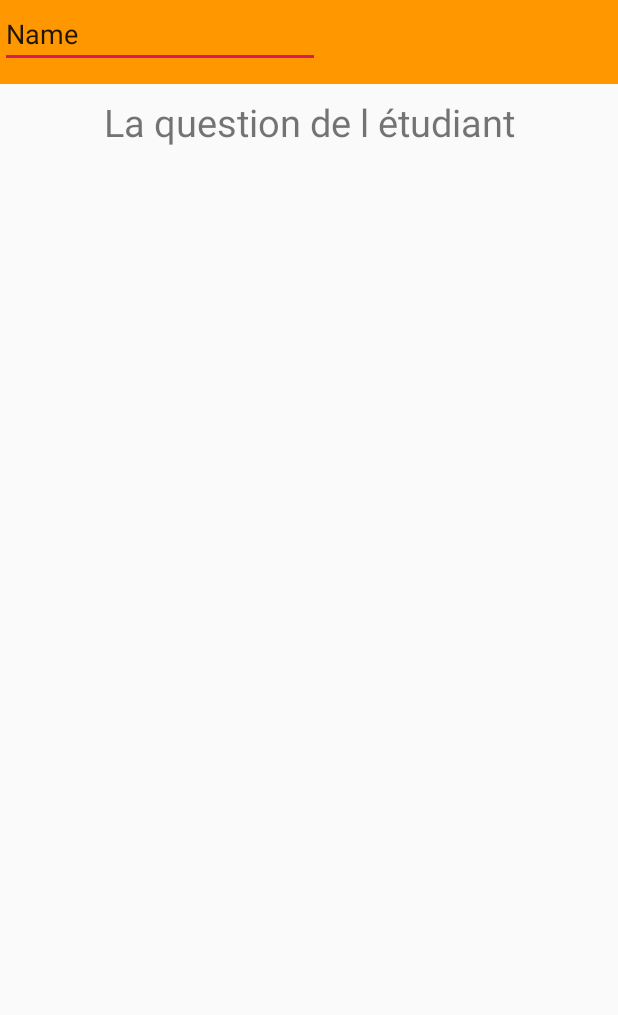
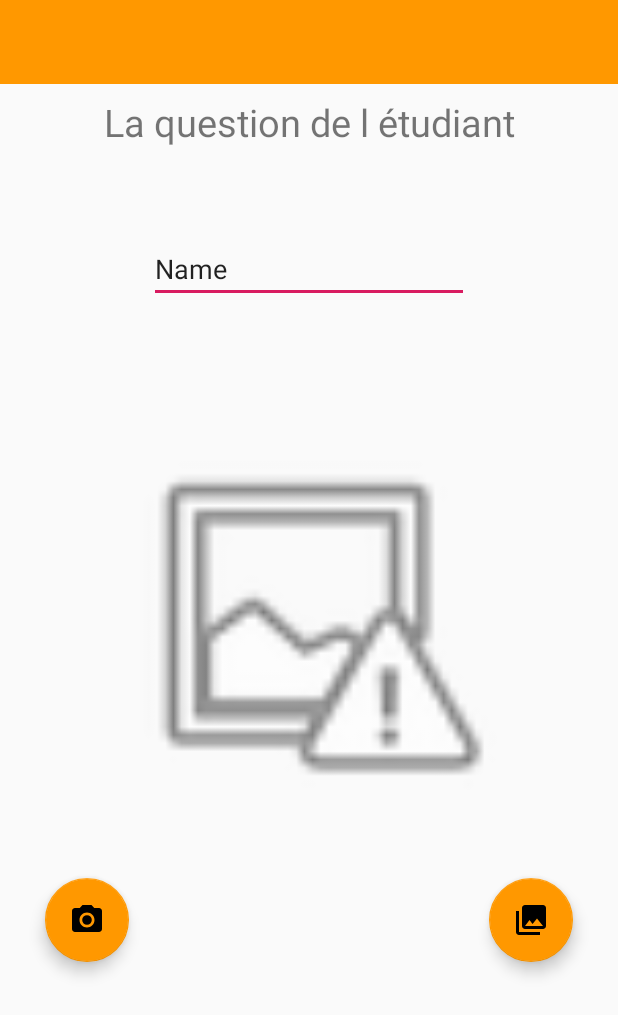
Before and after one commit to Cadz006/TP2_Dev_mobile, an Android app: the QuestionEtudiantActivity screen opened directly, with no data from a screen before it, on a phone screen of 412 x 824 dp. Shown: the top 1015 px of the screen. Run offline under Robolectric (Android 15) with nearby library versions, the phone set to English and light mode, and no system bars.

Commit message:
Gallery ajouter

```diff
--- a/TP2_Dev_Mobile/app/src/main/java/bdeb/qc/ca/tp2_dev_mobile/QuestionEtudiantActivity.java
+++ b/TP2_Dev_Mobile/app/src/main/java/bdeb/qc/ca/tp2_dev_mobile/QuestionEtudiantActivity.java
@@ -1,14 +1,64 @@
 package bdeb.qc.ca.tp2_dev_mobile;
 
+import androidx.annotation.Nullable;
 import androidx.appcompat.app.AppCompatActivity;
 
+import android.content.Intent;
+import android.graphics.Bitmap;
+import android.net.Uri;
 import android.os.Bundle;
+import android.provider.MediaStore;
+import android.view.View;
+import android.widget.ImageView;
+
+import com.google.android.material.floatingactionbutton.FloatingActionButton;
 
 public class QuestionEtudiantActivity extends AppCompatActivity {
+    public static final int CHOISIR_IMAGE = 1;
+    public static final int PRENDRE_PHOTO = 0;
+    ImageView ivPhoto;
+    Uri imgUri;
 
     @Override
     protected void onCreate(Bundle savedInstanceState) {
         super.onCreate(savedInstanceState);
         setContentView(R.layout.activity_question_etudiant);
+
+        ivPhoto = findViewById(R.id.ivPhoto);
+        btnCameraListener();
+    }
+
+    private void btnCameraListener() {
+        FloatingActionButton fabCamera = findViewById(R.id.fabCamera);
+        FloatingActionButton fabGallery = findViewById(R.id.fabGallery);
+
+        fabCamera.setOnClickListener(new View.OnClickListener() {
+            @Override
+            public void onClick(View view) {
+                Intent intent = new Intent(MediaStore.ACTION_IMAGE_CAPTURE);
+                startActivityForResult(intent, PRENDRE_PHOTO);
+            }
+        });
+
+        fabGallery.setOnClickListener(new View.OnClickListener() {
+            @Override
+            public void onClick(View view) {
+                Intent intent = new Intent(Intent.ACTION_PICK, MediaStore.Images.Media.INTERNAL_CONTENT_URI);
+                startActivityForResult(intent, CHOISIR_IMAGE);
+            }
+        });
+    }
+
+    @Override
+    protected void onActivityResult(int requestCode, int resultCode, @Nullable Intent data) {
+        super.onActivityResult(requestCode, resultCode, data);
+        if(resultCode == RESULT_OK && requestCode == PRENDRE_PHOTO){
+            Bitmap bm = (Bitmap) data.getExtras().get("data");
+            ivPhoto.setImageBitmap(bm);
+        }
+        else if(resultCode == RESULT_OK && requestCode == CHOISIR_IMAGE){
+            imgUri = data.getData();
+            ivPhoto.setImageURI(imgUri);
+        }
     }
 }
--- a/TP2_Dev_Mobile/app/src/main/res/layout/activity_question_etudiant.xml
+++ b/TP2_Dev_Mobile/app/src/main/res/layout/activity_question_etudiant.xml
@@ -5,6 +5,35 @@
     android:layout_width="match_parent"
     android:layout_height="match_parent"
     tools:context=".QuestionEtudiantActivity">
+
+    <ImageView
+        android:id="@+id/ivPhoto"
+        android:layout_width="262dp"
+        android:layout_height="266dp"
+        android:layout_marginStart="128dp"
+        android:layout_marginTop="154dp"
+        android:layout_marginEnd="129dp"
+        android:layout_marginBottom="376dp"
+        app:layout_constraintBottom_toBottomOf="parent"
+        app:layout_constraintEnd_toEndOf="parent"
+        app:layout_constraintStart_toStartOf="parent"
+        app:layout_constraintTop_toBottomOf="@+id/editText"
+        app:layout_constraintVertical_bias="0.42"
+        app:srcCompat="@android:drawable/ic_menu_report_image" />
+
+    <com.google.android.material.floatingactionbutton.FloatingActionButton
+        android:id="@+id/fabCamera"
+        android:layout_width="wrap_content"
+        android:layout_height="wrap_content"
+        android:layout_marginStart="30dp"
+        android:layout_marginTop="510dp"
+        android:layout_marginBottom="108dp"
+        android:clickable="true"
+        app:backgroundTint="@color/colorPrimary"
+        app:layout_constraintBottom_toBottomOf="parent"
+        app:layout_constraintStart_toStartOf="parent"
+        app:layout_constraintTop_toTopOf="parent"
+        app:srcCompat="@drawable/ic_menu_camera" />
 
     <androidx.appcompat.widget.Toolbar
         android:id="@+id/toolbar"
@@ -34,9 +63,27 @@
         android:id="@+id/editText"
         android:layout_width="wrap_content"
         android:layout_height="wrap_content"
+        android:layout_marginStart="99dp"
+        android:layout_marginTop="58dp"
+        android:layout_marginEnd="99dp"
         android:ems="10"
         android:inputType="textPersonName"
         android:text="Name"
-        tools:layout_editor_absoluteX="99dp"
-        tools:layout_editor_absoluteY="156dp" />
+        app:layout_constraintEnd_toEndOf="parent"
+        app:layout_constraintStart_toStartOf="parent"
+        app:layout_constraintTop_toBottomOf="@+id/TxQuestionEtudiant" />
+
+    <com.google.android.material.floatingactionbutton.FloatingActionButton
+        android:id="@+id/fabGallery"
+        android:layout_width="wrap_content"
+        android:layout_height="wrap_content"
+        android:layout_marginTop="510dp"
+        android:layout_marginEnd="30dp"
+        android:layout_marginBottom="108dp"
+        android:clickable="true"
+        app:backgroundTint="@color/colorPrimary"
+        app:layout_constraintBottom_toBottomOf="parent"
+        app:layout_constraintEnd_toEndOf="parent"
+        app:layout_constraintTop_toTopOf="parent"
+        app:srcCompat="@drawable/ic_menu_gallery" />
 </androidx.constraintlayout.widget.ConstraintLayout>
```
